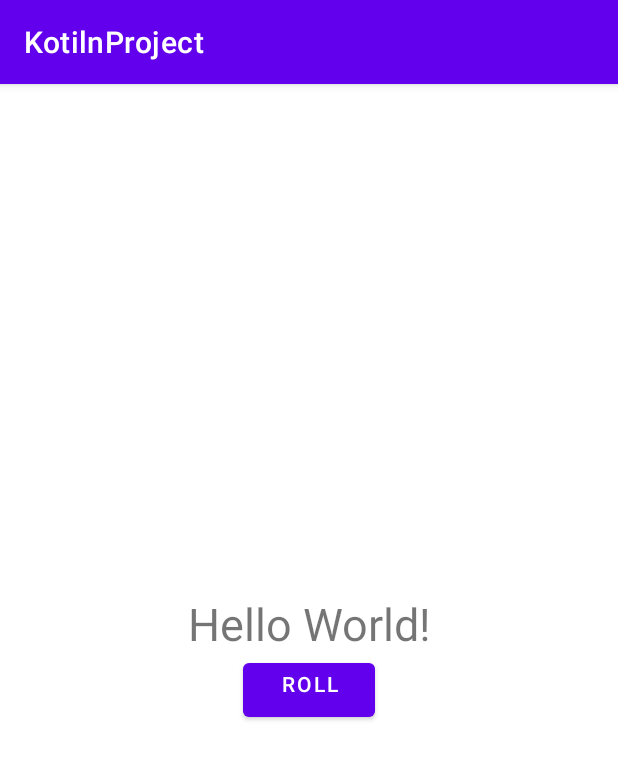
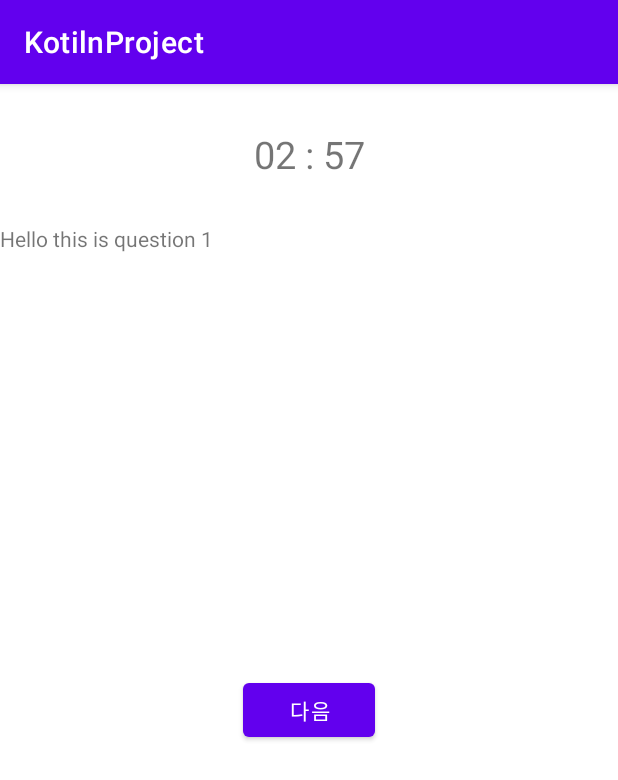
Before and after one commit to 2Sangyun/KotilnProject, an Android app: the screen it shows after launch (MainActivity before the commit, StartSolveActivity after it), on a phone screen of 412 x 824 dp. Shown: the top 780 px of the screen. Run offline under Robolectric (Android 15) with nearby library versions, the phone set to English and light mode, and no system bars; 1 statement that could not run was skipped.

Commit message:
0202-timer-navigation

```diff
--- a/app/src/main/AndroidManifest.xml
+++ b/app/src/main/AndroidManifest.xml
@@ -9,7 +9,8 @@
         android:roundIcon="@mipmap/ic_launcher_round"
         android:supportsRtl="true"
         android:theme="@style/Theme.KotilnProject">
-        <activity android:name=".MainActivity">
+        <activity android:name=".MainActivity"></activity>
+        <activity android:name=".StartSolveActivity">
             <intent-filter>
                 <action android:name="android.intent.action.MAIN" />
 
--- a/app/src/main/java/com/example/kotilnproject/MainActivity.kt
+++ b/app/src/main/java/com/example/kotilnproject/MainActivity.kt
@@ -12,48 +12,11 @@ class MainActivity : AppCompatActivity() {
         super.onCreate(savedInstanceState)
         setContentView(R.layout.activity_main)
 
-        Log.i("MainActivity", "onCreate Called")
-        val rollButton: Button = findViewById(R.id.roll_button)
-        rollButton.setOnClickListener{rollDice()}
+
+
 
         // this is test
         // aq2w3er
     }
 
-    private fun rollDice(){
-        Toast.makeText(this,"clicked",Toast.LENGTH_SHORT).show()
-
-        val resultTextView : TextView = findViewById(R.id.result_text)
-        resultTextView.text = "Dice Rolled!"
-    }
-
-    override fun onStart() {
-        super.onStart()
-
-        Log.i("MainActivity", "onStart Called")
-    }
-
-    override fun onResume() {
-        super.onResume()
-
-        Log.i("MainActivity", "onResume Called")
-    }
-
-    override fun onPause() {
-        super.onPause()
-
-        Log.i("MainActivity", "onPause Called")
-    }
-
-    override fun onStop() {
-        super.onStop()
-
-        Log.i("MainActivity", "onStop Called")
-    }
-
-    override fun onDestroy() {
-        super.onDestroy()
-
-        Log.i("MainActivity", "onDestroy Called")
-    }
 }
--- /dev/null
+++ b/app/src/main/java/com/example/kotilnproject/Quesition1.kt
@@ -0,0 +1,37 @@
+package com.example.kotilnproject
+
+import androidx.lifecycle.ViewModelProvider
+import android.os.Bundle
+import androidx.fragment.app.Fragment
+import android.view.LayoutInflater
+import android.view.View
+import android.view.ViewGroup
+import androidx.navigation.NavController
+import androidx.navigation.Navigation
+import kotlinx.android.synthetic.main.activity_start_solve.*
+import kotlinx.android.synthetic.main.quesition1_fragment.*
+
+class Quesition1 : Fragment() {
+
+    private lateinit var viewModel: Quesition1ViewModel
+    lateinit var navController : NavController
+
+    override fun onCreateView(
+        inflater: LayoutInflater, container: ViewGroup?,
+        savedInstanceState: Bundle?
+    ): View? {
+        return inflater.inflate(R.layout.quesition1_fragment, container, false)
+    }
+
+    override fun onViewCreated(view: View, savedInstanceState: Bundle?) {
+        super.onViewCreated(view, savedInstanceState)
+
+        navController = Navigation.findNavController(view)
+
+        btn_next_q1.setOnClickListener {
+            navController.navigate(R.id.action_quesition1_to_question2)
+        }
+
+    }
+
+}
--- /dev/null
+++ b/app/src/main/java/com/example/kotilnproject/StartSolveActivity.kt
@@ -0,0 +1,47 @@
+package com.example.kotilnproject
+
+import androidx.appcompat.app.AppCompatActivity
+import android.os.Bundle
+import android.widget.Button
+import android.widget.TextView
+import androidx.navigation.NavController
+import androidx.navigation.fragment.findNavController
+import com.example.kotilnproject.R.id
+import kotlinx.android.synthetic.main.activity_start_solve.*
+import java.util.*
+import kotlin.concurrent.timer
+
+class StartSolveActivity : AppCompatActivity() {
+
+    var timerTask : Timer? = null
+    lateinit var navController : NavController
+
+    lateinit var time : TextView
+    var leftTime : Int  = 180
+    var minute : Int = 0
+    var second : Int = 0
+
+    override fun onCreate(savedInstanceState: Bundle?) {
+        super.onCreate(savedInstanceState)
+        setContentView(R.layout.activity_start_solve)
+
+        navController =  nav_host_fragment.findNavController()
+        time  = findViewById(R.id.txtview_timer)
+        startTimer()
+    }
+
+    private fun startTimer(){
+        timerTask = kotlin.concurrent.timer(period = 1000, initialDelay = 0){
+            minute = leftTime / 60
+            second = leftTime % 60
+
+            runOnUiThread{
+                time.text = String.format("%02d : %02d", minute, second)
+            }
+
+            leftTime -= 1
+        }
+
+    }
+
+}
--- a/app/src/main/res/layout/activity_main.xml
+++ b/app/src/main/res/layout/activity_main.xml
@@ -17,7 +17,7 @@
         android:text="Hello World!" />
 
     <Button
-        android:id="@+id/roll_button"
+        android:id="@+id/start_button"
         android:layout_width="wrap_content"
         android:layout_height="wrap_content"
         android:gravity="center_horizontal"
--- /dev/null
+++ b/app/src/main/res/layout/activity_start_solve.xml
@@ -0,0 +1,37 @@
+<?xml version="1.0" encoding="utf-8"?>
+<androidx.constraintlayout.widget.ConstraintLayout xmlns:android="http://schemas.android.com/apk/res/android"
+    xmlns:app="http://schemas.android.com/apk/res-auto"
+    xmlns:tools="http://schemas.android.com/tools"
+    android:layout_width="match_parent"
+    android:layout_height="match_parent"
+    tools:context=".StartSolveActivity">
+
+    <TextView
+        android:id="@+id/txtview_timer"
+        android:layout_width="406dp"
+        android:layout_height="70dp"
+        android:gravity="center"
+        android:text="this is timer"
+        android:textSize="25sp"
+        app:layout_constraintBottom_toTopOf="@+id/nav_host_fragment"
+        app:layout_constraintEnd_toEndOf="parent"
+        app:layout_constraintStart_toStartOf="parent"
+        app:layout_constraintTop_toTopOf="parent" />
+
+    <fragment
+        android:id="@+id/nav_host_fragment"
+        android:name="androidx.navigation.fragment.NavHostFragment"
+        android:layout_width="413dp"
+        android:layout_height="400dp"
+        app:defaultNavHost="true"
+        app:layout_constraintBottom_toBottomOf="parent"
+        app:layout_constraintEnd_toEndOf="parent"
+        app:layout_constraintHorizontal_bias="0.0"
+        app:layout_constraintLeft_toLeftOf="parent"
+        app:layout_constraintRight_toRightOf="parent"
+        app:layout_constraintStart_toStartOf="parent"
+        app:layout_constraintTop_toTopOf="parent"
+        app:layout_constraintVertical_bias="0.253"
+        app:navGraph="@navigation/nav_graph" />
+
+</androidx.constraintlayout.widget.ConstraintLayout>
--- /dev/null
+++ b/app/src/main/res/layout/quesition1_fragment.xml
@@ -0,0 +1,33 @@
+<?xml version="1.0" encoding="utf-8"?>
+<androidx.constraintlayout.widget.ConstraintLayout xmlns:android="http://schemas.android.com/apk/res/android"
+    xmlns:app="http://schemas.android.com/apk/res-auto"
+    xmlns:tools="http://schemas.android.com/tools"
+    android:layout_width="match_parent"
+    android:layout_height="match_parent"
+    tools:context=".Quesition1">
+
+    <TextView
+        android:id="@+id/textView"
+        android:layout_width="0dp"
+        android:layout_height="300dp"
+        android:text="Hello this is question 1"
+        app:layout_constraintBottom_toBottomOf="parent"
+        app:layout_constraintEnd_toEndOf="parent"
+        app:layout_constraintStart_toStartOf="parent"
+        app:layout_constraintTop_toTopOf="parent"
+        app:layout_constraintVertical_bias="0.0" />
+
+    <Button
+        android:id="@+id/btn_next_q1"
+        android:layout_width="wrap_content"
+        android:layout_height="wrap_content"
+        android:layout_marginBottom="16dp"
+        android:text="다음"
+        app:layout_constraintBottom_toBottomOf="parent"
+        app:layout_constraintEnd_toEndOf="parent"
+        app:layout_constraintHorizontal_bias="0.498"
+        app:layout_constraintStart_toStartOf="parent"
+        app:layout_constraintTop_toBottomOf="@+id/textView"
+        app:layout_constraintVertical_bias="0.0" />
+
+</androidx.constraintlayout.widget.ConstraintLayout>
--- /dev/null
+++ b/app/src/main/res/navigation/nav_graph.xml
@@ -0,0 +1,39 @@
+<?xml version="1.0" encoding="utf-8"?>
+<navigation xmlns:android="http://schemas.android.com/apk/res/android"
+    xmlns:app="http://schemas.android.com/apk/res-auto"
+    xmlns:tools="http://schemas.android.com/tools"
+    android:id="@+id/navigation"
+    app:startDestination="@id/quesition1">
+
+    <fragment
+        android:id="@+id/quesition1"
+        android:name="com.example.kotilnproject.Quesition1"
+        android:label="quesition1_fragment"
+        tools:layout="@layout/quesition1_fragment" >
+        <action
+            android:id="@+id/action_quesition1_to_question2"
+            app:destination="@id/question2" />
+    </fragment>
+
+    <fragment
+        android:id="@+id/question2"
+        android:name="com.example.kotilnproject.Question2"
+        android:label="question2_fragment"
+        tools:layout="@layout/question2_fragment" >
+        <action
+            android:id="@+id/action_question2_to_quesition1"
+            app:destination="@id/quesition1" />
+        <action
+            android:id="@+id/action_question2_to_question3"
+            app:destination="@id/question3" />
+    </fragment>
+    <fragment
+        android:id="@+id/question3"
+        android:name="com.example.kotilnproject.Question3"
+        android:label="question3_fragment"
+        tools:layout="@layout/question3_fragment" >
+        <action
+            android:id="@+id/action_question3_to_question2"
+            app:destination="@id/question2" />
+    </fragment>
+</navigation>
--- a/app/src/main/res/values/strings.xml
+++ b/app/src/main/res/values/strings.xml
@@ -1,4 +1,6 @@
 <resources>
     <string name="app_name">KotilnProject</string>
     <string name="roll_label">roll</string>
+    <!-- TODO: Remove or change this placeholder text -->
+    <string name="hello_blank_fragment">Hello blank fragment</string>
 </resources>
--- a/build.gradle
+++ b/build.gradle
@@ -1,6 +1,7 @@
 // Top-level build file where you can add configuration options common to all sub-projects/modules.
 buildscript {
     ext.kotlin_version = "1.5.10"
+    ext.navigation_version = "2.2.0-rc04"
     repositories {
         google()
         mavenCentral()
@@ -8,7 +9,7 @@ buildscript {
     dependencies {
         classpath "com.android.tools.build:gradle:4.2.2"
         classpath "org.jetbrains.kotlin:kotlin-gradle-plugin:$kotlin_version"
-
+        classpath "androidx.navigation:navigation-safe-args-gradle-plugin:$navigation_version"
         // NOTE: Do not place your application dependencies here; they belong
         // in the individual module build.gradle files
     }
```
Also changed, not shown: app/build.gradle (+10 -0 lines), app/src/main/java/com/example/kotilnproject/Quesition1ViewModel.kt (added, +7 -0 lines), app/src/main/java/com/example/kotilnproject/Question2.kt (added, +45 -0 lines), app/src/main/java/com/example/kotilnproject/Question2ViewModel.kt (added, +7 -0 lines), app/src/main/java/com/example/kotilnproject/Question3.kt (added, +41 -0 lines), app/src/main/java/com/example/kotilnproject/Question3ViewModel.kt (added, +7 -0 lines), app/src/main/res/layout/question2_fragment.xml (added, +41 -0 lines), app/src/main/res/layout/question3_fragment.xml (added, +78 -0 lines).
